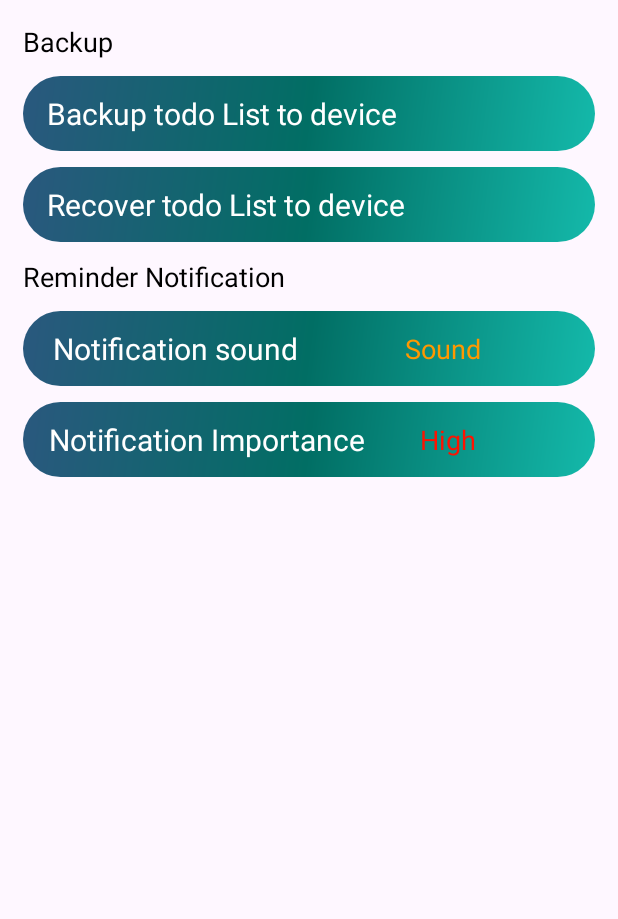
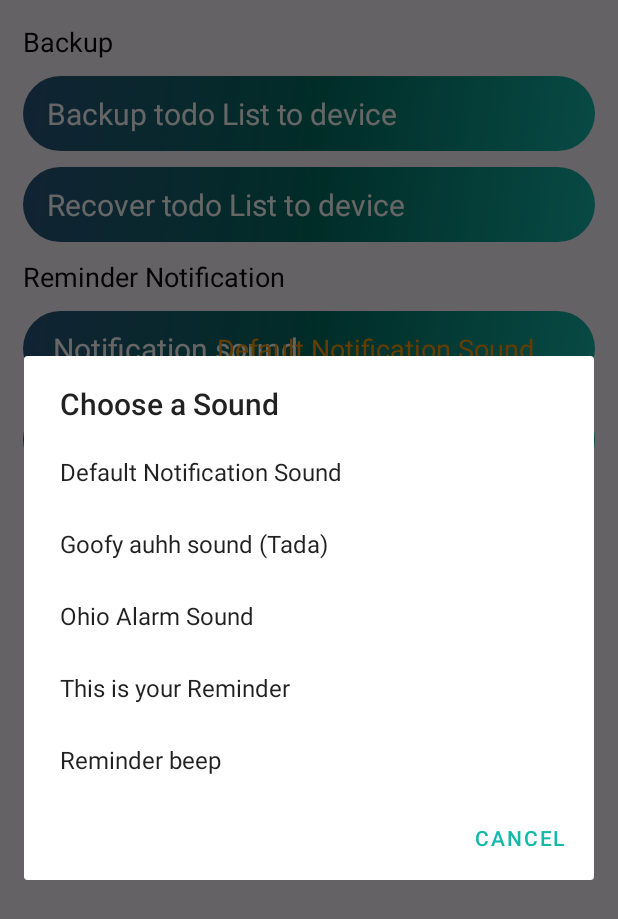
Before and after one commit to 0developers/todolist, an Android app: the fragment SettingsFragment shown on its own in the app's theme, after a tap on "Notification sound", on a phone screen of 412 x 824 dp. Shown: the top 919 px of the screen. Run offline under Robolectric (Android 15) with nearby library versions, the phone set to English and light mode, and no system bars.

Commit message:
1.0 v beta

```diff
--- /dev/null
+++ b/app/src/main/java/com/zerodev/todo/Data/NotifSounds.kt
@@ -0,0 +1,3 @@
+package com.zerodev.todo.Data
+
+data class NotifSounds(val title: String, val path: String)
--- a/app/src/main/java/com/zerodev/todo/ui/settings/SettingsFragment.kt
+++ b/app/src/main/java/com/zerodev/todo/ui/settings/SettingsFragment.kt
@@ -1,12 +1,23 @@
 package com.zerodev.todo.ui.settings
 
+import android.annotation.SuppressLint
+import android.app.AlertDialog
+import android.content.Context
+import android.content.DialogInterface
+import android.content.SharedPreferences
+import android.graphics.Color
 import android.os.Bundle
 import android.view.LayoutInflater
 import android.view.View
 import android.view.ViewGroup
-import android.widget.TextView
+import android.widget.Switch
+import android.widget.Toast
 import androidx.fragment.app.Fragment
+import androidx.lifecycle.Observer
 import androidx.lifecycle.ViewModelProvider
+import com.google.android.material.snackbar.Snackbar
+import com.zerodev.todo.Data.NotifSounds
+import com.zerodev.todo.R
 import com.zerodev.todo.databinding.FragmentSettingsBinding
 
 class SettingsFragment : Fragment() {
@@ -14,6 +25,21 @@ class SettingsFragment : Fragment() {
     private var _binding: FragmentSettingsBinding? = null
     private val binding get() = _binding!!
 
+    val soundArray = arrayOf(
+        NotifSounds("Default Notification Sound", "def"),
+        NotifSounds("Goofy auhh sound (Tada)", "android.resource://${context?.packageName}/${R.raw.android_tada}"),
+        NotifSounds("Ohio Alarm Sound" , "android.resource://${context?.packageName}/${R.raw.ohio_alarm}") ,
+        NotifSounds("This is your Reminder" , "android.resource://${context?.packageName}/${R.raw.reminder_finish_task}") ,
+        NotifSounds("Reminder beep" , "android.resource://${context?.packageName}/${R.raw.reminders}")
+    )
+    val notifImportance = arrayOf(
+        "None",
+        "Min",
+        "Low",
+        "Default",
+        "High"
+    )
+    @SuppressLint("SetTextI18n")
     override fun onCreateView(
         inflater: LayoutInflater,
         container: ViewGroup?,
@@ -24,14 +50,86 @@ class SettingsFragment : Fragment() {
 
         _binding = FragmentSettingsBinding.inflate(inflater, container, false)
         val root: View = binding.root
+        val settingsPref = context?.getSharedPreferences("settings", Context.MODE_PRIVATE)
+        if (settingsPref != null) {
+            settingsViewModel.setSharedPref(settingsPref)
+        }
+        // set the sound title to the text view
+        if (settingsPref != null) {
+            binding.notifSoundtxt.text = " ${soundArray[settingsPref.getInt("notifSound" , 0)].title}"
+        }
+        // set the notif importance to textview
+        if (settingsPref != null) {
+            setNotifImportanceColors(settingsPref)
+            binding.notifImportancetxt.text = " ${notifImportance[settingsPref.getInt("notifImportance" , 0)]}"
+        }
 
+        // notif sound click listener
         binding.notifSound.setOnClickListener {
             //set notification sound
+            val soundTitles = soundArray.map { it.title }.toTypedArray()
+            val builder = AlertDialog.Builder(context)
+            .setTitle("Choose a Sound")
+                .setItems(soundTitles) { _, index ->
+                    val selectedSound = soundArray[index]
+                    // Handle the item click
+                    settingsPref?.edit()?.putInt("notifSound" , index)
+                        ?.apply()
+                    if (settingsPref != null) {
+                        binding.notifSoundtxt.text = " ${soundArray[settingsPref.getInt("notifSound" , 0)].title}"
+                    }
+                    val snackbar = view?.let { it1 ->
+                        Snackbar.make(it1,
+                            "Selected ${selectedSound.title} ",
+                            Snackbar.LENGTH_SHORT
+                        )
+                    }
+                    snackbar?.show()
+                }
+                .setNegativeButton("Cancel") { dialogInterface: DialogInterface, _ ->
+                    // Handle cancel
+                    dialogInterface.dismiss()
+                }
+
+            builder.create().show()
         }
+        //  notifImportance on click
+        binding.notifImportance.setOnClickListener {
+            if (settingsPref != null) {
+                AlertDialog.Builder(context)
+                    .setTitle("Choose Notification Importance")
+                    .setSingleChoiceItems(notifImportance, settingsPref.getInt("notifImportance" , 0)) { dialog, index ->
+                        settingsPref?.edit()?.putInt("notifImportance" , index)
+                            ?.apply()
+                        val snackbar = view?.let { it1 ->
+                            Snackbar.make(it1,
+                                "Selected ${notifImportance[index]} ",
+                                Snackbar.LENGTH_SHORT
+                            )
+                        }
+                        snackbar?.show()
+                        binding.notifImportancetxt.text = " ${notifImportance[settingsPref.getInt("notifImportance" , 0)]}"
+                        setNotifImportanceColors(settingsPref)
+                        dialog.dismiss()
+                    }
+                    .setNegativeButton("Cancel") { dialog, _ ->
+                        dialog.dismiss()
+                    }
+                    .show()
+            }
+        }
+
 
         return root
     }
-
+    fun setNotifImportanceColors(settingsPref : SharedPreferences) {
+        when (settingsPref.getInt("notifImportance" , 0)) {
+            0 -> binding.notifImportancetxt.setTextColor(Color.WHITE)
+            1 , 2 -> binding.notifImportancetxt.setTextColor(Color.YELLOW)
+            3 -> binding.notifImportancetxt.setTextColor(Color.GREEN)
+            4 -> binding.notifImportancetxt.setTextColor(Color.RED)
+        }
+    }
     override fun onDestroyView() {
         super.onDestroyView()
         _binding = null
--- a/app/src/main/java/com/zerodev/todo/ui/settings/SettingsViewModel.kt
+++ b/app/src/main/java/com/zerodev/todo/ui/settings/SettingsViewModel.kt
@@ -1,13 +1,28 @@
 package com.zerodev.todo.ui.settings
 
+import android.content.Context
+import android.content.SharedPreferences
+import android.os.Looper
+import android.provider.Settings.Global.getString
 import androidx.lifecycle.LiveData
 import androidx.lifecycle.MutableLiveData
 import androidx.lifecycle.ViewModel
+import java.util.logging.Handler
+import kotlin.concurrent.thread
 
 class SettingsViewModel : ViewModel() {
+    private lateinit var settingsPref: SharedPreferences
+    fun setSharedPref(sharedpf : SharedPreferences) {
+         settingsPref = sharedpf
+    }
 
     private val _text = MutableLiveData<String>().apply {
-        value = "This is slideshow Fragment"
+        var handler = android.os.Handler(Looper.getMainLooper())
+        handler.postDelayed({
+
+        }, 1000)
     }
+
     val text: LiveData<String> = _text
+
 }
```
Also changed, not shown: app/src/main/java/com/zerodev/todo/NotifDissmiss.kt (added, +16 -0 lines), app/src/main/java/com/zerodev/todo/NotifSounds.kt (added, +14 -0 lines), app/src/main/java/com/zerodev/todo/NotificationReceiver.kt (+33 -9 lines), app/src/main/java/com/zerodev/todo/ui/home/HomeFragment.kt (+4 -4 lines), 1 other file.
